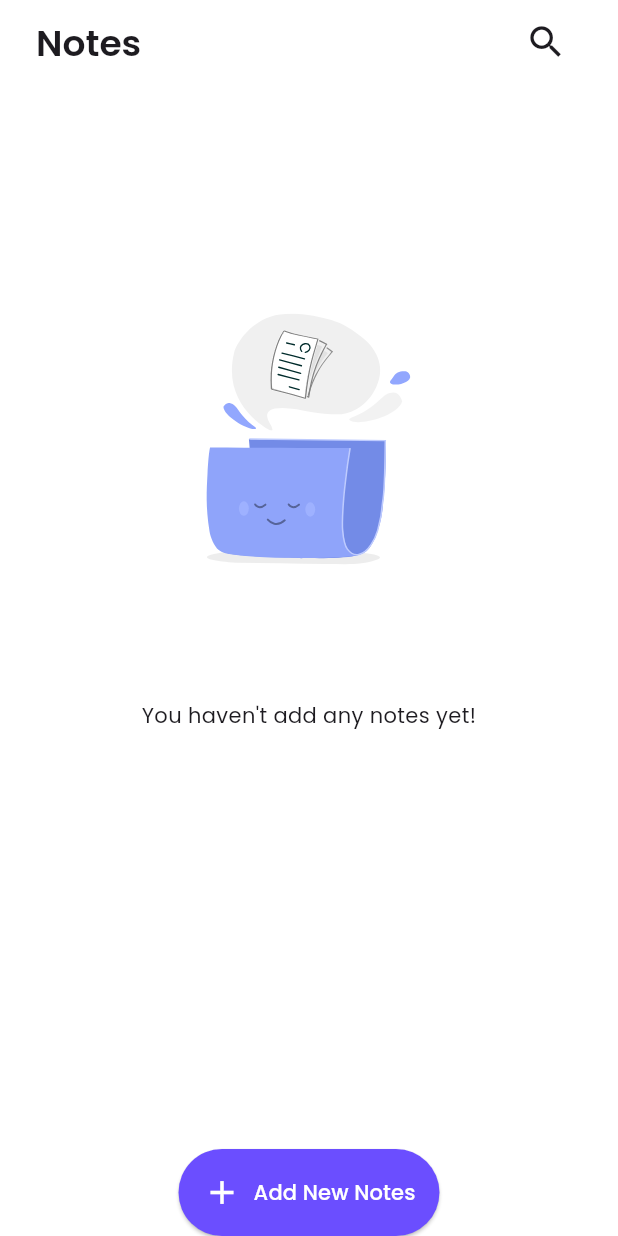
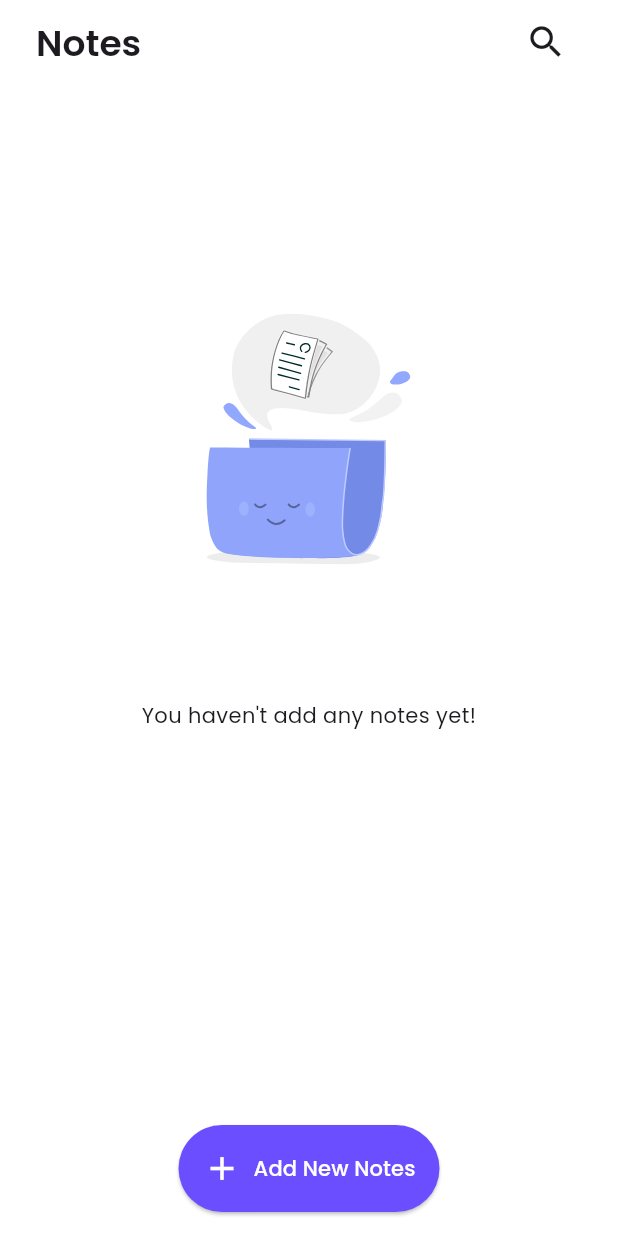
Before and after one commit to AhmedTarek-f/notes-app, a Flutter app: the screen it shows after launch, on a phone screen of 412 x 824 dp. Run offline on Flutter 3.47's test engine with Material 3 defaults, Android fonts, the light colour scheme and no system bars; our stand-ins replace flutter_native_splash, get, get_storage, lottie.

Commit message:
modified version

```diff
--- a/lib/features/notes_home/presentation/views/notes_home_view.dart
+++ b/lib/features/notes_home/presentation/views/notes_home_view.dart
@@ -10,7 +10,7 @@ class NotesHomeView extends StatelessWidget {
   Widget build(BuildContext context) {
     return  const Scaffold(
       floatingActionButton: FloatingAddNewNotes(),
-      floatingActionButtonLocation: FloatingActionButtonLocation.centerDocked,
+      floatingActionButtonLocation: FloatingActionButtonLocation.centerFloat,
       appBar: NotesHomeAppBar(),
       body:  NotesHomeViewBody(),
     );
```
